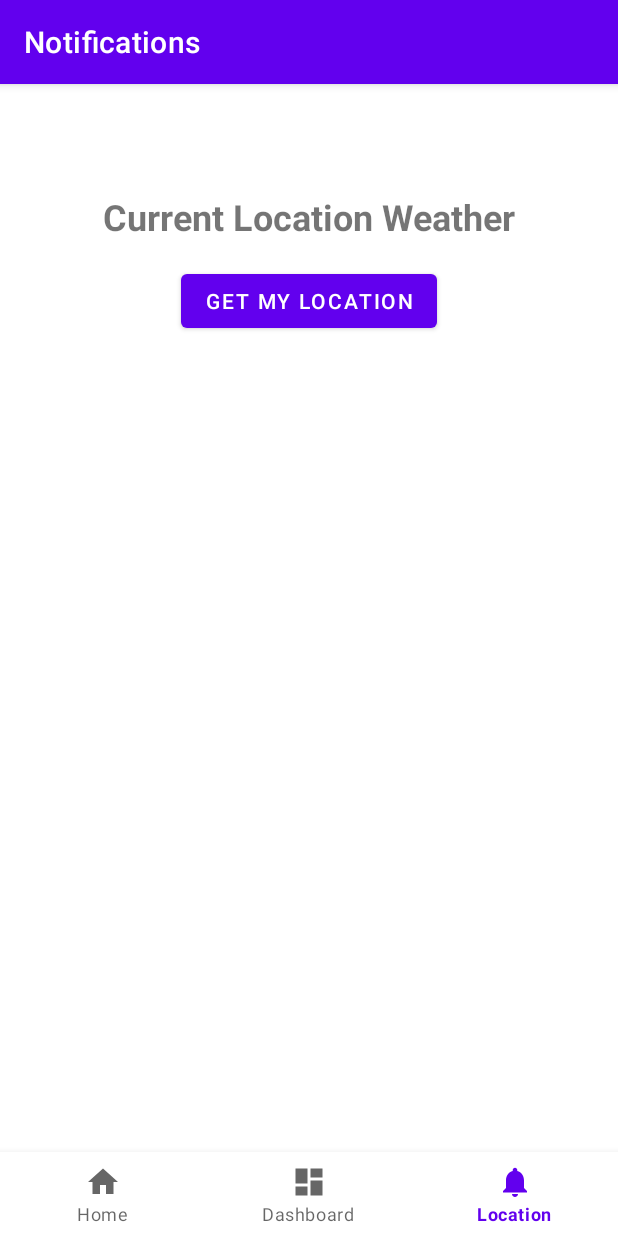
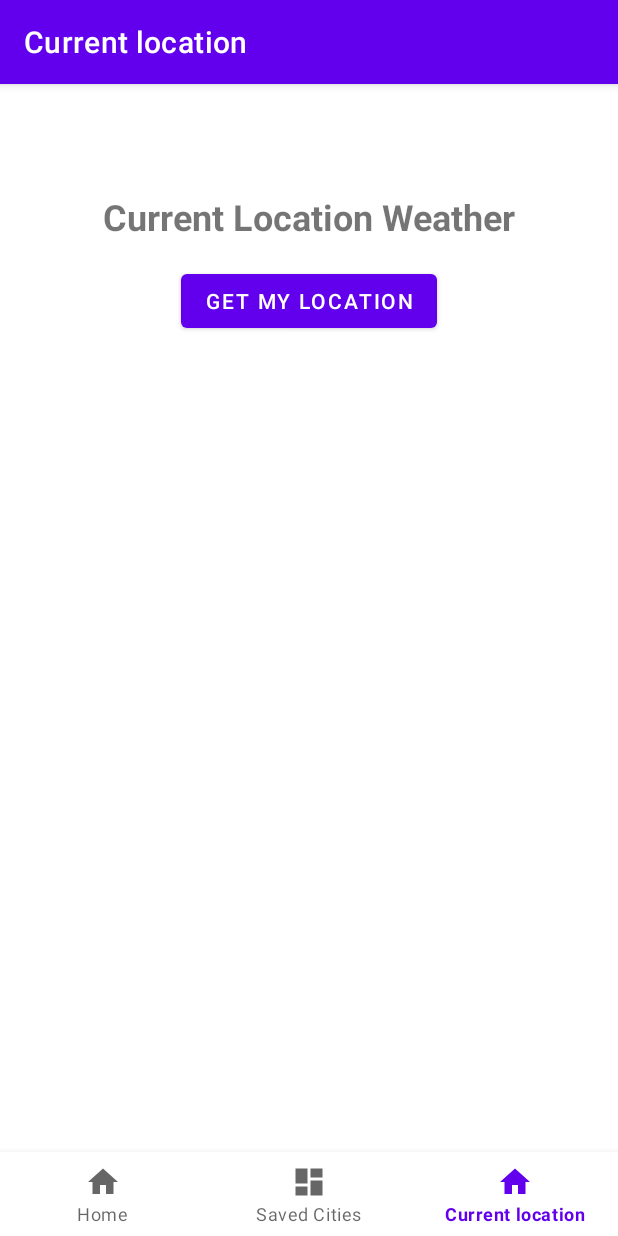
Before and after one commit to spencermendelsohn/weatherappFinal, an Android app: the screen it shows after launch (MainActivity), item 3 of the bottom bar chosen, on a phone screen of 412 x 824 dp. Run offline under Robolectric (Android 15) with nearby library versions, the phone set to English and light mode, and no system bars; our stand-ins replace navigation-ui.

Commit message:
fixed names

```diff
--- a/app/src/main/res/menu/bottom_nav_menu.xml
+++ b/app/src/main/res/menu/bottom_nav_menu.xml
@@ -13,7 +13,7 @@
 
     <item
         android:id="@+id/navigation_notifications"
-        android:icon="@drawable/ic_notifications_black_24dp"
-        android:title="Location" />
+        android:icon="@drawable/ic_home_black_24dp"
+        android:title="@string/title_notifications" />
 
 </menu>
--- a/app/src/main/res/values/strings.xml
+++ b/app/src/main/res/values/strings.xml
@@ -1,8 +1,8 @@
 <resources>
     <string name="app_name">CS4550Weather</string>
     <string name="title_home">Home</string>
-    <string name="title_dashboard">Dashboard</string>
-    <string name="title_notifications">Notifications</string>
+    <string name="title_dashboard">Saved Cities</string>
+    <string name="title_notifications">Current location</string>
     <string name="current_location_weather">Current Location Weather</string>
     <string name="get_my_location">Get My Location</string>
     <string name="save_this_location">Save This Location</string>
```
